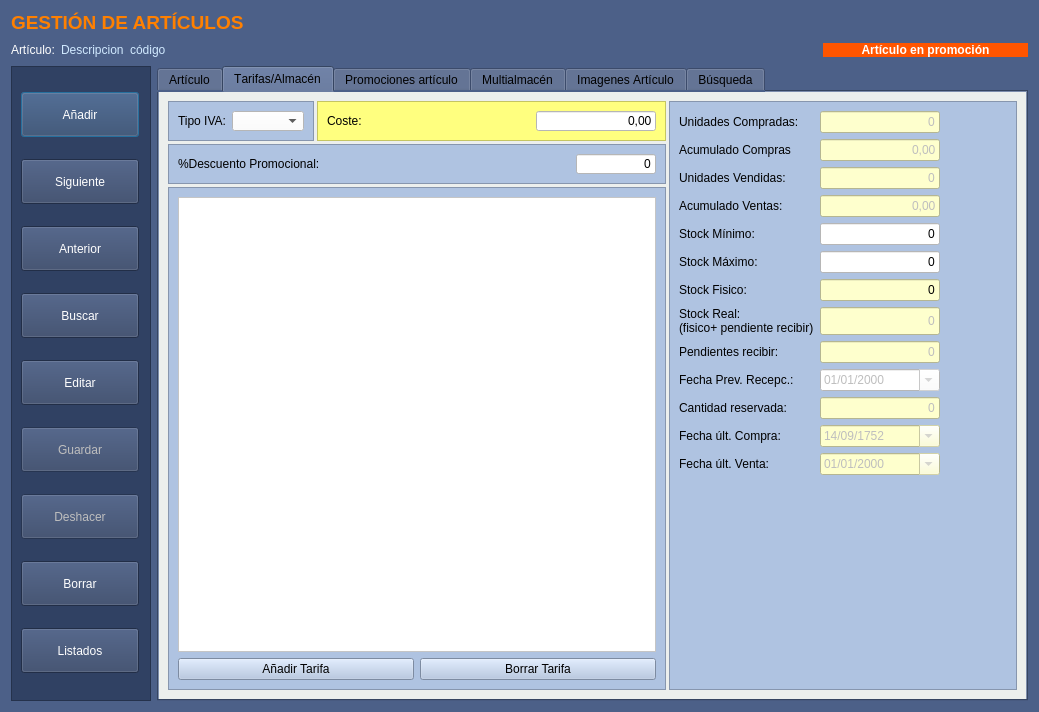
First picture: the form in Almacen/frmarticulos.ui, repository arcnexus/RedFoX, before the edit.
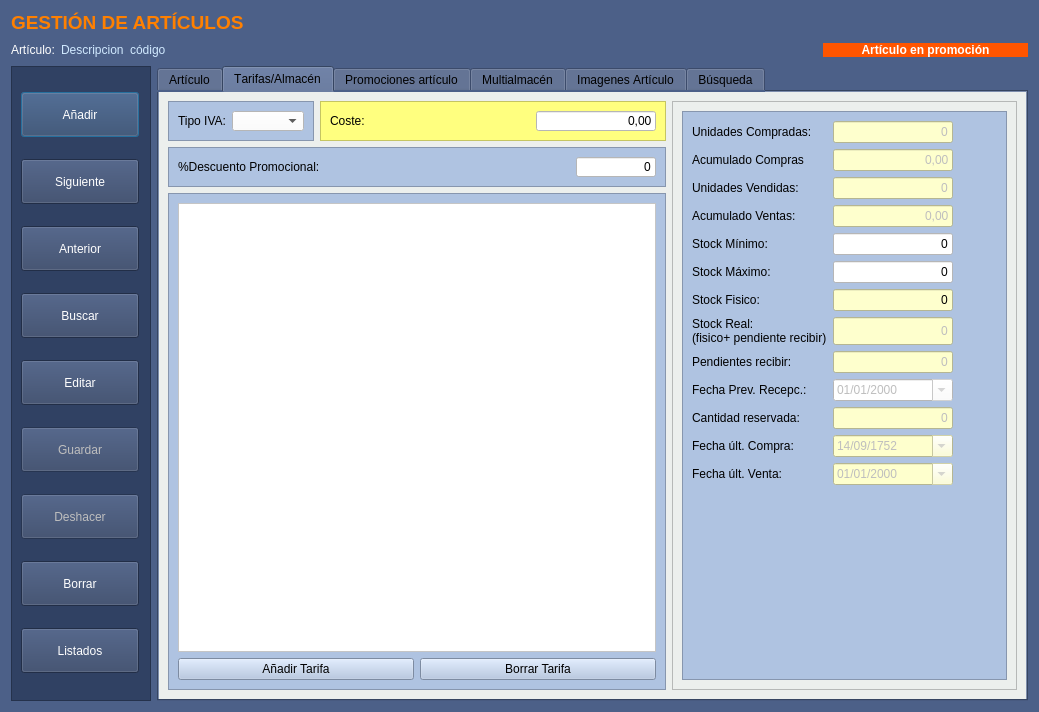
Second picture: the form after the edit. Icons and pictures are not drawn.

What changed in the file:
```diff
--- a/Almacen/frmarticulos.ui
+++ b/Almacen/frmarticulos.ui
@@ -26,7 +26,7 @@
   <property name="styleSheet">
    <string notr="true">background: #4c6088</string>
   </property>
-  <layout class="QVBoxLayout" name="verticalLayout_2">
+  <layout class="QVBoxLayout" name="verticalLayout_3">
    <item>
     <layout class="QHBoxLayout" name="horizontalLayout_2">
      <item>
@@ -1322,12 +1322,6 @@
          <string>Tarifas/Almacén</string>
         </attribute>
         <layout class="QGridLayout" name="gridLayout_5">
-         <property name="leftMargin">
-          <number>9</number>
-         </property>
-         <property name="spacing">
-          <number>3</number>
-         </property>
          <item row="0" column="0">
           <widget class="QFrame" name="frame_4">
            <property name="sizePolicy">
@@ -1439,6 +1433,21 @@
           </widget>
          </item>
          <item row="0" column="2" rowspan="3">
+          <widget class="QScrollArea" name="scrollArea">
+           <property name="widgetResizable">
+            <bool>true</bool>
+           </property>
+           <widget class="QWidget" name="scrollAreaWidgetContents">
+            <property name="geometry">
+             <rect>
+              <x>0</x>
+              <y>0</y>
+              <width>334</width>
+              <height>572</height>
+             </rect>
+            </property>
+            <layout class="QVBoxLayout" name="verticalLayout_2">
+             <item>
           <widget class="QFrame" name="frame_9">
            <property name="maximumSize">
             <size>
@@ -1456,13 +1465,6 @@
             <enum>QFrame::Raised</enum>
            </property>
            <layout class="QFormLayout" name="formLayout">
-            <item row="0" column="0">
-             <widget class="QLabel" name="label_28">
-              <property name="text">
-               <string>Unidades Compradas:</string>
-              </property>
-             </widget>
-            </item>
             <item row="0" column="1">
              <widget class="QLineEdit" name="txtnUnidadesCompradas">
               <property name="enabled">
@@ -1921,7 +1923,18 @@
               </property>
              </widget>
             </item>
-           </layout>
+                <item row="0" column="0">
+                 <widget class="QLabel" name="label_28">
+                  <property name="text">
+                   <string>Unidades Compradas:</string>
+                  </property>
+                 </widget>
+                </item>
+               </layout>
+              </widget>
+             </item>
+            </layout>
+           </widget>
           </widget>
          </item>
          <item row="1" column="0" colspan="2">
@@ -2062,6 +2075,12 @@
           </widget>
          </item>
         </layout>
+        <zorder>frame_4</zorder>
+        <zorder>frame_7</zorder>
+        <zorder>frame_5</zorder>
+        <zorder>frame_8</zorder>
+        <zorder>label_28</zorder>
+        <zorder>scrollArea</zorder>
        </widget>
        <widget class="QWidget" name="tab_8">
         <property name="styleSheet">
```
Lines whose indentation alone changed are shown as unchanged.
